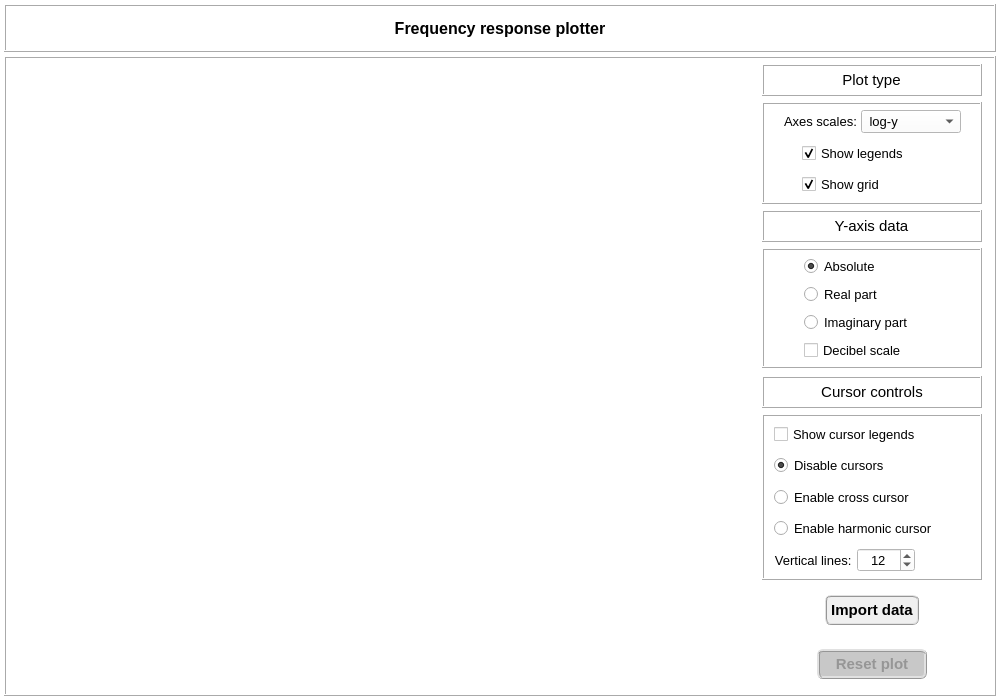
Above: data/user_input/ui_files/plots_/results_/frequency_response_plot.ui from open-pulse/OpenPulse before the change. Below: the same form after it.
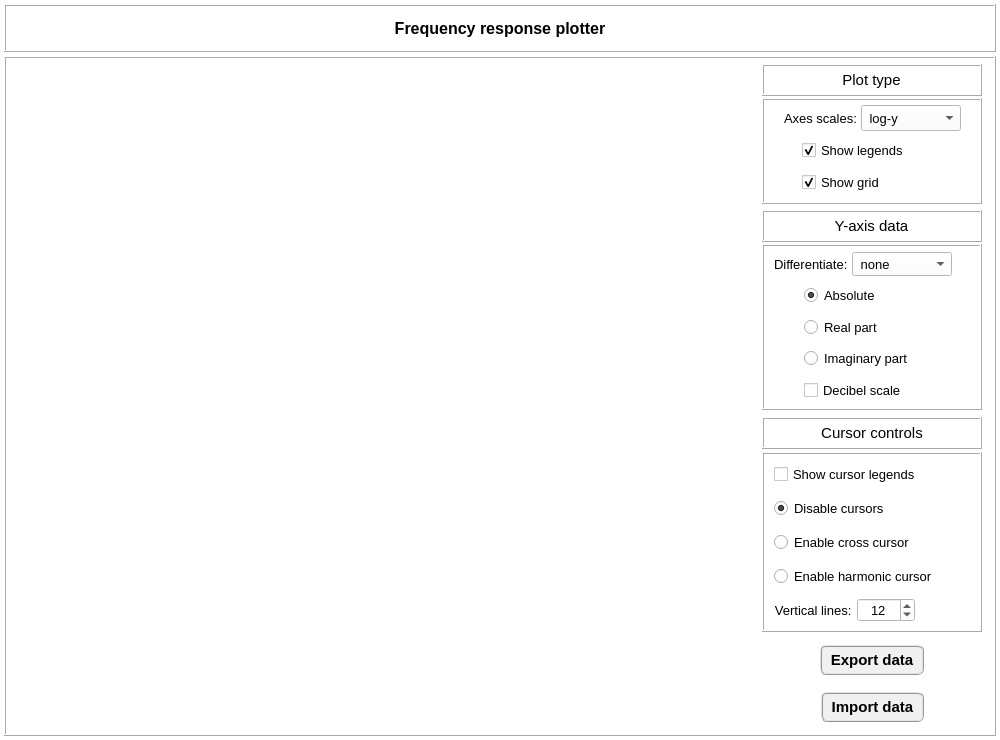
That is the form after the change.

Commit message: Import/export model results #168 #169

```diff
--- a/data/user_input/ui_files/plots_/results_/frequency_response_plot.ui
+++ b/data/user_input/ui_files/plots_/results_/frequency_response_plot.ui
@@ -7,13 +7,13 @@
     <x>0</x>
     <y>0</y>
     <width>1000</width>
-    <height>700</height>
+    <height>740</height>
    </rect>
   </property>
   <property name="minimumSize">
    <size>
     <width>1000</width>
-    <height>700</height>
+    <height>740</height>
    </size>
   </property>
   <property name="windowTitle">
@@ -131,12 +131,15 @@
          <property name="bottomMargin">
           <number>4</number>
          </property>
-         <item row="4" column="0">
-          <widget class="QFrame" name="frame_11">
+         <property name="verticalSpacing">
+          <number>4</number>
+         </property>
+         <item row="3" column="0">
+          <widget class="QFrame" name="frame_22">
            <property name="minimumSize">
             <size>
              <width>0</width>
-             <height>48</height>
+             <height>42</height>
             </size>
            </property>
            <property name="maximumSize">
@@ -151,7 +154,7 @@
            <property name="frameShadow">
             <enum>QFrame::Raised</enum>
            </property>
-           <layout class="QGridLayout" name="gridLayout_8">
+           <layout class="QGridLayout" name="gridLayout_24">
             <property name="leftMargin">
              <number>2</number>
             </property>
@@ -167,20 +170,20 @@
             <property name="spacing">
              <number>2</number>
             </property>
-            <item row="0" column="0">
-             <widget class="QPushButton" name="pushButton_reset">
+            <item row="0" column="1">
+             <widget class="QPushButton" name="pushButton_import_data">
               <property name="enabled">
-               <bool>false</bool>
+               <bool>true</bool>
               </property>
               <property name="minimumSize">
                <size>
-                <width>100</width>
+                <width>0</width>
                 <height>30</height>
                </size>
               </property>
               <property name="maximumSize">
                <size>
-                <width>110</width>
+                <width>260</width>
                 <height>30</height>
                </size>
               </property>
@@ -200,7 +203,27 @@
 QPushButton:disabled{border-radius: 6px; border-color: rgb(150, 150, 150); border-style: ridge; border-width: 3px; color: rgb(150, 150, 150); background-color: rgb(200, 200, 200); font: 75 bold 11pt &quot;MS Shell Dlg 2&quot;}</string>
               </property>
               <property name="text">
-               <string> Reset plot </string>
+               <string>  Import data  </string>
+              </property>
+             </widget>
+            </item>
+            <item row="0" column="0">
+             <widget class="QFrame" name="frame_adj_left">
+              <property name="frameShape">
+               <enum>QFrame::NoFrame</enum>
+              </property>
+              <property name="frameShadow">
+               <enum>QFrame::Raised</enum>
+              </property>
+             </widget>
+            </item>
+            <item row="0" column="2">
+             <widget class="QFrame" name="frame_adj_right">
+              <property name="frameShape">
+               <enum>QFrame::NoFrame</enum>
+              </property>
+              <property name="frameShadow">
+               <enum>QFrame::Raised</enum>
               </property>
              </widget>
             </item>
@@ -255,6 +278,9 @@
                <property name="bottomMargin">
                 <number>0</number>
                </property>
+               <property name="verticalSpacing">
+                <number>2</number>
+               </property>
                <item row="0" column="0">
                 <widget class="QFrame" name="frame_13">
                  <property name="minimumSize">
@@ -393,7 +419,7 @@
                     <property name="maximumSize">
                      <size>
                       <width>16777215</width>
-                      <height>38</height>
+                      <height>28</height>
                      </size>
                     </property>
                     <property name="font">
@@ -414,13 +440,13 @@
                       <number>2</number>
                      </property>
                      <property name="topMargin">
-                      <number>2</number>
+                      <number>0</number>
                      </property>
                      <property name="rightMargin">
                       <number>2</number>
                      </property>
                      <property name="bottomMargin">
-                      <number>2</number>
+                      <number>0</number>
                      </property>
                      <property name="horizontalSpacing">
                       <number>4</number>
@@ -531,6 +557,12 @@
                   </item>
                   <item row="1" column="0">
                    <widget class="QFrame" name="frame_legends_2">
+                    <property name="maximumSize">
+                     <size>
+                      <width>16777215</width>
+                      <height>28</height>
+                     </size>
+                    </property>
                     <property name="frameShape">
                      <enum>QFrame::NoFrame</enum>
                     </property>
@@ -589,6 +621,12 @@
                   </item>
                   <item row="2" column="0">
                    <widget class="QFrame" name="frame_legends_3">
+                    <property name="maximumSize">
+                     <size>
+                      <width>16777215</width>
+                      <height>28</height>
+                     </size>
+                    </property>
                     <property name="frameShape">
                      <enum>QFrame::NoFrame</enum>
                     </property>
@@ -656,7 +694,7 @@
               <property name="maximumSize">
                <size>
                 <width>16777215</width>
-                <height>160</height>
+                <height>200</height>
                </size>
               </property>
               <property name="frameShape">
@@ -678,6 +716,9 @@
                <property name="bottomMargin">
                 <number>0</number>
                </property>
+               <property name="verticalSpacing">
+                <number>2</number>
+               </property>
                <item row="0" column="0">
                 <widget class="QFrame" name="frame_8">
                  <property name="minimumSize">
@@ -786,7 +827,7 @@
                  <property name="maximumSize">
                   <size>
                    <width>220</width>
-                   <height>120</height>
+                   <height>180</height>
                   </size>
                  </property>
                  <property name="sizeIncrement">
@@ -821,6 +862,36 @@
                    <number>4</number>
                   </property>
                   <item row="2" column="0">
+                   <widget class="QFrame" name="frame_20">
+                    <property name="maximumSize">
+                     <size>
+                      <width>16777215</width>
+                      <height>28</height>
+                     </size>
+                    </property>
+                    <property name="frameShape">
+                     <enum>QFrame::NoFrame</enum>
+                    </property>
+                    <property name="frameShadow">
+                     <enum>QFrame::Raised</enum>
+                    </property>
+                    <layout class="QGridLayout" name="gridLayout_26">
+                     <property name="leftMargin">
+                      <number>2</number>
+                     </property>
+                     <property name="topMargin">
+                      <number>2</number>
+                     </property>
+                     <property name="rightMargin">
+                      <number>2</number>
+                     </property>
+                     <property name="bottomMargin">
+                      <number>2</number>
+                     </property>
+                     <property name="spacing">
+                      <number>2</number>
+                     </property>
+                     <item row="0" column="0">
                    <widget class="QRadioButton" name="radioButton_real">
                     <property name="minimumSize">
                      <size>
@@ -851,47 +922,40 @@
                     </attribute>
                    </widget>
                   </item>
-                  <item row="0" column="0">
-                   <widget class="QRadioButton" name="radioButton_absolute">
-                    <property name="minimumSize">
-                     <size>
-                      <width>140</width>
-                      <height>0</height>
-                     </size>
-                    </property>
-                    <property name="maximumSize">
-                     <size>
-                      <width>140</width>
-                      <height>26</height>
-                     </size>
-                    </property>
-                    <property name="font">
-                     <font>
-                      <family>MS Shell Dlg 2</family>
-                      <pointsize>10</pointsize>
-                      <weight>50</weight>
-                      <italic>false</italic>
-                      <bold>false</bold>
-                     </font>
-                    </property>
-                    <property name="text">
-                     <string>Absolute</string>
-                    </property>
-                    <property name="iconSize">
-                     <size>
-                      <width>30</width>
-                      <height>30</height>
-                     </size>
-                    </property>
-                    <property name="checked">
-                     <bool>true</bool>
-                    </property>
-                    <attribute name="buttonGroup">
-                     <string notr="true">buttonGroup_y_data</string>
-                    </attribute>
+                    </layout>
                    </widget>
                   </item>
                   <item row="3" column="0">
+                   <widget class="QFrame" name="frame_25">
+                    <property name="maximumSize">
+                     <size>
+                      <width>16777215</width>
+                      <height>28</height>
+                     </size>
+                    </property>
+                    <property name="frameShape">
+                     <enum>QFrame::NoFrame</enum>
+                    </property>
+                    <property name="frameShadow">
+                     <enum>QFrame::Raised</enum>
+                    </property>
+                    <layout class="QGridLayout" name="gridLayout_27">
+                     <property name="leftMargin">
+                      <number>2</number>
+                     </property>
+                     <property name="topMargin">
+                      <number>2</number>
+                     </property>
+                     <property name="rightMargin">
+                      <number>2</number>
+                     </property>
+                     <property name="bottomMargin">
+                      <number>2</number>
+                     </property>
+                     <property name="spacing">
+                      <number>2</number>
+                     </property>
+                     <item row="0" column="0">
                    <widget class="QRadioButton" name="radioButton_imaginary">
                     <property name="minimumSize">
                      <size>
@@ -922,7 +986,40 @@
                     </attribute>
                    </widget>
                   </item>
+                    </layout>
+                   </widget>
+                  </item>
                   <item row="4" column="0">
+                   <widget class="QFrame" name="frame_26">
+                    <property name="maximumSize">
+                     <size>
+                      <width>16777215</width>
+                      <height>28</height>
+                     </size>
+                    </property>
+                    <property name="frameShape">
+                     <enum>QFrame::NoFrame</enum>
+                    </property>
+                    <property name="frameShadow">
+                     <enum>QFrame::Raised</enum>
+                    </property>
+                    <layout class="QGridLayout" name="gridLayout_28">
+                     <property name="leftMargin">
+                      <number>2</number>
+                     </property>
+                     <property name="topMargin">
+                      <number>2</number>
+                     </property>
+                     <property name="rightMargin">
+                      <number>2</number>
+                     </property>
+                     <property name="bottomMargin">
+                      <number>2</number>
+                     </property>
+                     <property name="spacing">
+                      <number>2</number>
+                     </property>
+                     <item row="0" column="0">
                    <widget class="QCheckBox" name="checkBox_decibel_scale">
                     <property name="minimumSize">
                      <size>
@@ -962,6 +1059,208 @@
                  </layout>
                 </widget>
                </item>
+                  <item row="1" column="0">
+                   <widget class="QFrame" name="frame_10">
+                    <property name="maximumSize">
+                     <size>
+                      <width>16777215</width>
+                      <height>28</height>
+                     </size>
+                    </property>
+                    <property name="frameShape">
+                     <enum>QFrame::NoFrame</enum>
+                    </property>
+                    <property name="frameShadow">
+                     <enum>QFrame::Raised</enum>
+                    </property>
+                    <layout class="QGridLayout" name="gridLayout_25">
+                     <property name="leftMargin">
+                      <number>2</number>
+                     </property>
+                     <property name="topMargin">
+                      <number>2</number>
+                     </property>
+                     <property name="rightMargin">
+                      <number>2</number>
+                     </property>
+                     <property name="bottomMargin">
+                      <number>2</number>
+                     </property>
+                     <property name="spacing">
+                      <number>2</number>
+                     </property>
+                     <item row="0" column="0">
+                      <widget class="QRadioButton" name="radioButton_absolute">
+                       <property name="minimumSize">
+                        <size>
+                         <width>140</width>
+                         <height>0</height>
+                        </size>
+                       </property>
+                       <property name="maximumSize">
+                        <size>
+                         <width>140</width>
+                         <height>26</height>
+                        </size>
+                       </property>
+                       <property name="font">
+                        <font>
+                         <family>MS Shell Dlg 2</family>
+                         <pointsize>10</pointsize>
+                         <weight>50</weight>
+                         <italic>false</italic>
+                         <bold>false</bold>
+                        </font>
+                       </property>
+                       <property name="text">
+                        <string>Absolute</string>
+                       </property>
+                       <property name="iconSize">
+                        <size>
+                         <width>30</width>
+                         <height>30</height>
+                        </size>
+                       </property>
+                       <property name="checked">
+                        <bool>true</bool>
+                       </property>
+                       <attribute name="buttonGroup">
+                        <string notr="true">buttonGroup_y_data</string>
+                       </attribute>
+                      </widget>
+                     </item>
+                    </layout>
+                   </widget>
+                  </item>
+                  <item row="0" column="0">
+                   <widget class="QFrame" name="frame_27">
+                    <property name="maximumSize">
+                     <size>
+                      <width>16777215</width>
+                      <height>28</height>
+                     </size>
+                    </property>
+                    <property name="font">
+                     <font>
+                      <pointsize>10</pointsize>
+                      <weight>50</weight>
+                      <bold>false</bold>
+                     </font>
+                    </property>
+                    <property name="frameShape">
+                     <enum>QFrame::NoFrame</enum>
+                    </property>
+                    <property name="frameShadow">
+                     <enum>QFrame::Raised</enum>
+                    </property>
+                    <layout class="QGridLayout" name="gridLayout_29">
+                     <property name="leftMargin">
+                      <number>2</number>
+                     </property>
+                     <property name="topMargin">
+                      <number>2</number>
+                     </property>
+                     <property name="rightMargin">
+                      <number>2</number>
+                     </property>
+                     <property name="bottomMargin">
+                      <number>2</number>
+                     </property>
+                     <property name="horizontalSpacing">
+                      <number>4</number>
+                     </property>
+                     <property name="verticalSpacing">
+                      <number>2</number>
+                     </property>
+                     <item row="0" column="2">
+                      <widget class="QFrame" name="frame_28">
+                       <property name="frameShape">
+                        <enum>QFrame::NoFrame</enum>
+                       </property>
+                       <property name="frameShadow">
+                        <enum>QFrame::Raised</enum>
+                       </property>
+                      </widget>
+                     </item>
+                     <item row="0" column="0">
+                      <widget class="QLabel" name="label_4">
+                       <property name="minimumSize">
+                        <size>
+                         <width>0</width>
+                         <height>0</height>
+                        </size>
+                       </property>
+                       <property name="maximumSize">
+                        <size>
+                         <width>16777215</width>
+                         <height>26</height>
+                        </size>
+                       </property>
+                       <property name="font">
+                        <font>
+                         <pointsize>10</pointsize>
+                        </font>
+                       </property>
+                       <property name="text">
+                        <string>Differentiate:</string>
+                       </property>
+                      </widget>
+                     </item>
+                     <item row="0" column="1">
+                      <widget class="QComboBox" name="comboBox_differentiate_data">
+                       <property name="sizePolicy">
+                        <sizepolicy hsizetype="Expanding" vsizetype="Fixed">
+                         <horstretch>0</horstretch>
+                         <verstretch>0</verstretch>
+                        </sizepolicy>
+                       </property>
+                       <property name="minimumSize">
+                        <size>
+                         <width>80</width>
+                         <height>0</height>
+                        </size>
+                       </property>
+                       <property name="maximumSize">
+                        <size>
+                         <width>100</width>
+                         <height>26</height>
+                        </size>
+                       </property>
+                       <property name="font">
+                        <font>
+                         <family>MS Shell Dlg 2</family>
+                         <pointsize>10</pointsize>
+                         <weight>50</weight>
+                         <italic>false</italic>
+                         <bold>false</bold>
+                        </font>
+                       </property>
+                       <property name="styleSheet">
+                        <string notr="true"/>
+                       </property>
+                       <item>
+                        <property name="text">
+                         <string> none</string>
+                        </property>
+                       </item>
+                       <item>
+                        <property name="text">
+                         <string> single</string>
+                        </property>
+                       </item>
+                       <item>
+                        <property name="text">
+                         <string> double</string>
+                        </property>
+                       </item>
+                      </widget>
+                     </item>
+                    </layout>
+                   </widget>
+                  </item>
+                 </layout>
+                </widget>
+               </item>
               </layout>
              </widget>
             </item>
@@ -998,6 +1297,9 @@
                <property name="bottomMargin">
                 <number>0</number>
                </property>
+               <property name="verticalSpacing">
+                <number>2</number>
+               </property>
                <item row="0" column="0">
                 <widget class="QFrame" name="frame_32">
                  <property name="minimumSize">
@@ -1116,6 +1418,12 @@
                   </property>
                   <item row="3" column="0">
                    <widget class="QFrame" name="frame_15">
+                    <property name="maximumSize">
+                     <size>
+                      <width>16777215</width>
+                      <height>28</height>
+                     </size>
+                    </property>
                     <property name="frameShape">
                      <enum>QFrame::NoFrame</enum>
                     </property>
@@ -1149,7 +1457,7 @@
                        <property name="maximumSize">
                         <size>
                          <width>200</width>
-                         <height>26</height>
+                         <height>28</height>
                         </size>
                        </property>
                        <property name="font">
@@ -1177,6 +1485,12 @@
                   </item>
                   <item row="1" column="0">
                    <widget class="QFrame" name="frame_17">
+                    <property name="maximumSize">
+                     <size>
+                      <width>16777215</width>
+                      <height>28</height>
+                     </size>
+                    </property>
                     <property name="frameShape">
                      <enum>QFrame::NoFrame</enum>
                     </property>
@@ -1238,6 +1552,12 @@
                   </item>
                   <item row="2" column="0">
                    <widget class="QFrame" name="frame_16">
+                    <property name="maximumSize">
+                     <size>
+                      <width>16777215</width>
+                      <height>28</height>
+                     </size>
+                    </property>
                     <property name="frameShape">
                      <enum>QFrame::NoFrame</enum>
                     </property>
@@ -1271,7 +1591,7 @@
                        <property name="maximumSize">
                         <size>
                          <width>200</width>
-                         <height>26</height>
+                         <height>28</height>
                         </size>
                        </property>
                        <property name="font">
@@ -1299,6 +1619,12 @@
                   </item>
                   <item row="0" column="0">
                    <widget class="QFrame" name="frame_legends">
+                    <property name="maximumSize">
+                     <size>
+                      <width>16777215</width>
+                      <height>28</height>
+                     </size>
+                    </property>
                     <property name="frameShape">
                      <enum>QFrame::NoFrame</enum>
                     </property>
@@ -1357,6 +1683,12 @@
                   </item>
                   <item row="4" column="0">
                    <widget class="QFrame" name="frame_vertical_lines">
+                    <property name="maximumSize">
+                     <size>
+                      <width>16777215</width>
+                      <height>28</height>
+                     </size>
+                    </property>
                     <property name="frameShape">
                      <enum>QFrame::NoFrame</enum>
                     </property>
@@ -1468,11 +1800,11 @@
           </widget>
          </item>
          <item row="2" column="0">
-          <widget class="QFrame" name="frame_22">
+          <widget class="QFrame" name="frame_11">
            <property name="minimumSize">
             <size>
              <width>0</width>
-             <height>48</height>
+             <height>44</height>
             </size>
            </property>
            <property name="maximumSize">
@@ -1487,7 +1819,7 @@
            <property name="frameShadow">
             <enum>QFrame::Raised</enum>
            </property>
-           <layout class="QGridLayout" name="gridLayout_24">
+           <layout class="QGridLayout" name="gridLayout_8">
             <property name="leftMargin">
              <number>2</number>
             </property>
@@ -1504,7 +1836,7 @@
              <number>2</number>
             </property>
             <item row="0" column="1">
-             <widget class="QPushButton" name="pushButton_import_data">
+             <widget class="QPushButton" name="pushButton_export_data">
               <property name="enabled">
                <bool>true</bool>
               </property>
@@ -1536,7 +1868,7 @@
 QPushButton:disabled{border-radius: 6px; border-color: rgb(150, 150, 150); border-style: ridge; border-width: 3px; color: rgb(150, 150, 150); background-color: rgb(200, 200, 200); font: 75 bold 11pt &quot;MS Shell Dlg 2&quot;}</string>
               </property>
               <property name="text">
-               <string> Import data </string>
+               <string>  Export data  </string>
               </property>
              </widget>
             </item>
```
Left out of the diff: 2 changed lines with no effect on the pictures. Lines whose indentation alone changed are shown as unchanged. The commit also changes 8 other files.
